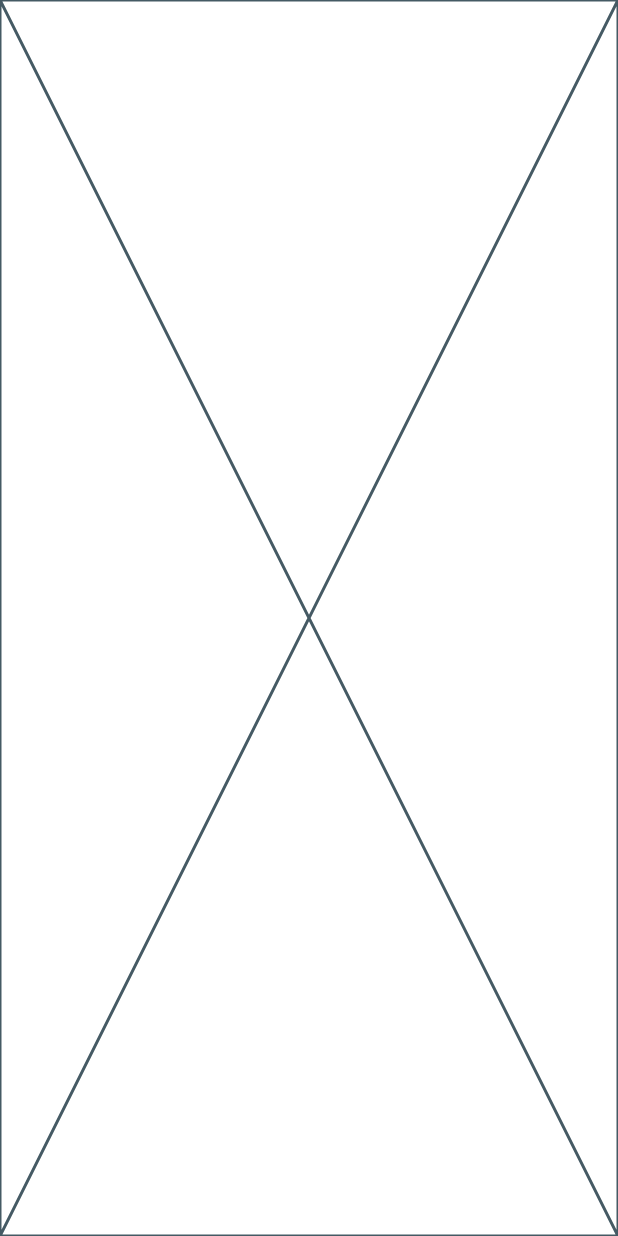
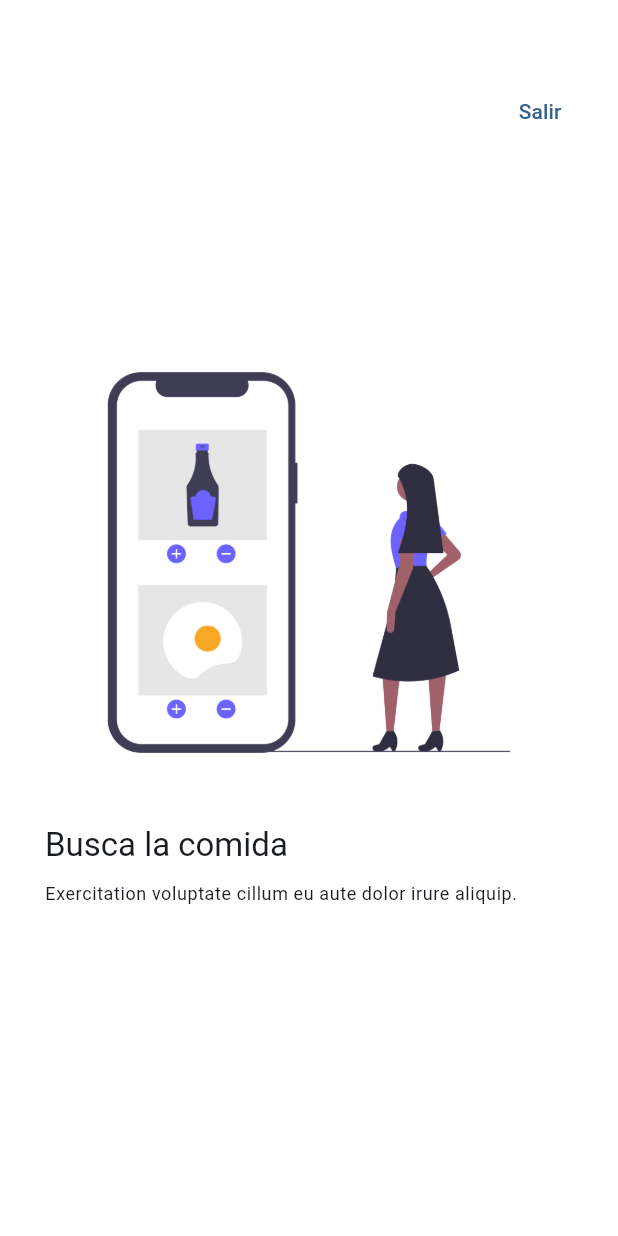
Before and after one commit to Ridley7/ui_challenges, a Flutter app: the screen it shows after launch, after a tap on "Tutorial", on a phone screen of 412 x 824 dp. Run offline on Flutter 3.47's test engine with Material 3 defaults, Android fonts, the phone set to English and light mode, and no system bars; our stand-ins replace animate_do, cached_network_image, dio.

Commit message:
Pantalla de tutorial terminada

```diff
--- a/lib/presentation/tutorial/tutorial.dart
+++ b/lib/presentation/tutorial/tutorial.dart
@@ -1,10 +1,135 @@
+import 'package:animate_do/animate_do.dart';
 import 'package:flutter/material.dart';
 
-class Tutorial extends StatelessWidget {
+class SlideInfo{
+
+  String title;
+  String caption;
+  String image;
+
+  SlideInfo(this.title, this.caption, this.image);
+}
+
+final slides = <SlideInfo>[
+  SlideInfo('Busca la comida', 'Exercitation voluptate cillum eu aute dolor irure aliquip.', 'assets/images/1.png'),
+  SlideInfo('Entrega rápida', 'Ullamco ullamco duis labore quis occaecat culpa laborum id incididunt.', 'assets/images/2.png'),
+  SlideInfo('Disfruta la comida', 'Ea officia exercitation voluptate nostrud amet esse ut exercitation deserunt est enim est.', 'assets/images/3.png'),
+];
+
+
+class Tutorial extends StatefulWidget {
   const Tutorial({super.key});
 
   @override
+  State<Tutorial> createState() => _TutorialState();
+}
+
+class _TutorialState extends State<Tutorial> {
+
+  final PageController pageViewController = PageController();
+  bool endReached = false;
+
+  @override
+  void initState() {
+    // TODO: implement initState
+    super.initState();
+
+    //Se hace esta asignacion por que puede existir un instante en el tiempo
+    //en el que page sea null y no tenga valor asignado
+
+
+    pageViewController.addListener(() {
+
+      final page = pageViewController.page ?? 0;
+      if(!endReached && page >= (slides.length - 1.5) ){
+        setState(() {
+          endReached = true;
+        });
+      }
+    });
+  }
+
+  @override
+  void dispose() {
+    // TODO: implement dispose
+    super.dispose();
+    pageViewController.dispose();
+  }
+
+  @override
   Widget build(BuildContext context) {
-    return const Placeholder();
+    return Scaffold(
+      backgroundColor: Colors.white,
+      body: Stack(
+        children: [
+          PageView(
+            controller: pageViewController,
+            children: slides.map((slideInfo) => Slide(
+                title: slideInfo.title,
+                caption: slideInfo.caption,
+                imageUrl: slideInfo.image)
+            ).toList()
+          ),
+
+          Positioned(
+            top: 50,
+            right: 20,
+            child: TextButton(
+                onPressed: (){
+                  Navigator.of(context).pop();
+                },
+                child: const Text("Salir")
+            ),
+          ),
+
+          endReached
+          ? Positioned(
+            bottom: 20,
+            right: 30,
+            child: FadeInRight(
+              from: 15,
+              delay: const Duration(seconds: 1),
+              child: FilledButton(
+                onPressed: () => Navigator.of(context).pop(),
+                child: const Text("Comenzar"),
+              ),
+            ),
+          )
+              : SizedBox()
+        ],
+      ),
+    );
   }
 }
+
+
+
+class Slide extends StatelessWidget {
+  const Slide({super.key, required this.title, required this.caption, required this.imageUrl});
+
+  final String title;
+  final String caption;
+  final String imageUrl;
+
+  @override
+  Widget build(BuildContext context) {
+
+    final titleStyle = Theme.of(context).textTheme.titleLarge;
+    final captionStyle = Theme.of(context).textTheme.bodySmall;
+
+    return Padding(
+      padding: const EdgeInsets.symmetric(horizontal: 30.0),
+      child: Column(
+        mainAxisAlignment: MainAxisAlignment.center,
+        crossAxisAlignment: CrossAxisAlignment.start,
+        children: [
+          Image.asset(imageUrl),
+          const SizedBox(height: 20,),
+          Text(title, style: titleStyle,),
+          const SizedBox(height: 10,),
+          Text(caption, style: captionStyle,)
+        ],
+      ),
+    );
+  }
+}
--- a/pubspec.yaml
+++ b/pubspec.yaml
@@ -38,6 +38,7 @@ dependencies:
   cached_network_image: ^3.3.1
   dio: ^5.4.2
   provider: ^6.1.2
+  animate_do: ^3.3.4
 
 dev_dependencies:
   flutter_test:
@@ -60,6 +61,9 @@ flutter:
   # included with your application, so that you can use the icons in
   # the material Icons class.
   uses-material-design: true
+
+  assets:
+    - assets/images/
 
   # To add assets to your application, add an assets section, like this:
   # assets:
```
Also changed, not shown: assets/images/1.png (added), assets/images/2.png (added), assets/images/3.png (added), assets/images/jar-loading.gif (added).
